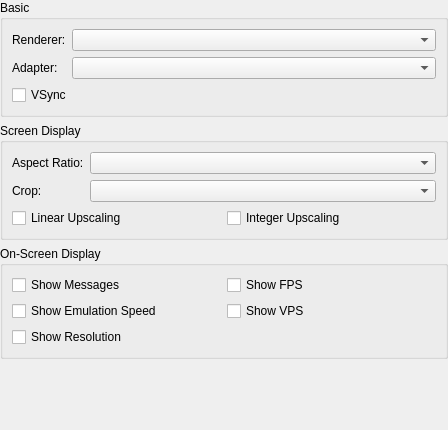
Old version of the form src/duckstation-qt/displaysettingswidget.ui in the repository kofxi3584karlayang/duckstation.
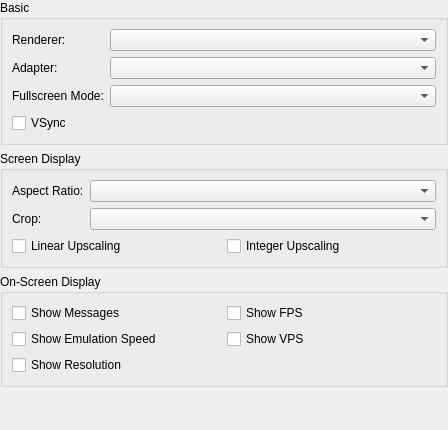
New version of the form.

Commit message: HostDisplay: Implement exclusive fullscreen for D3D11 renderer

The edit to the form file:
```diff
--- a/src/duckstation-qt/displaysettingswidget.ui
+++ b/src/duckstation-qt/displaysettingswidget.ui
@@ -52,7 +52,17 @@
       <item row="1" column="1">
        <widget class="QComboBox" name="adapter"/>
       </item>
-      <item row="2" column="0" colspan="2">
+      <item row="2" column="0">
+       <widget class="QLabel" name="label_2">
+        <property name="text">
+         <string>Fullscreen Mode:</string>
+        </property>
+       </widget>
+      </item>
+      <item row="2" column="1">
+       <widget class="QComboBox" name="fullscreenMode"/>
+      </item>
+      <item row="3" column="0">
        <widget class="QCheckBox" name="vsync">
         <property name="text">
          <string>VSync</string>
```
The commit also changes 18 other files.
